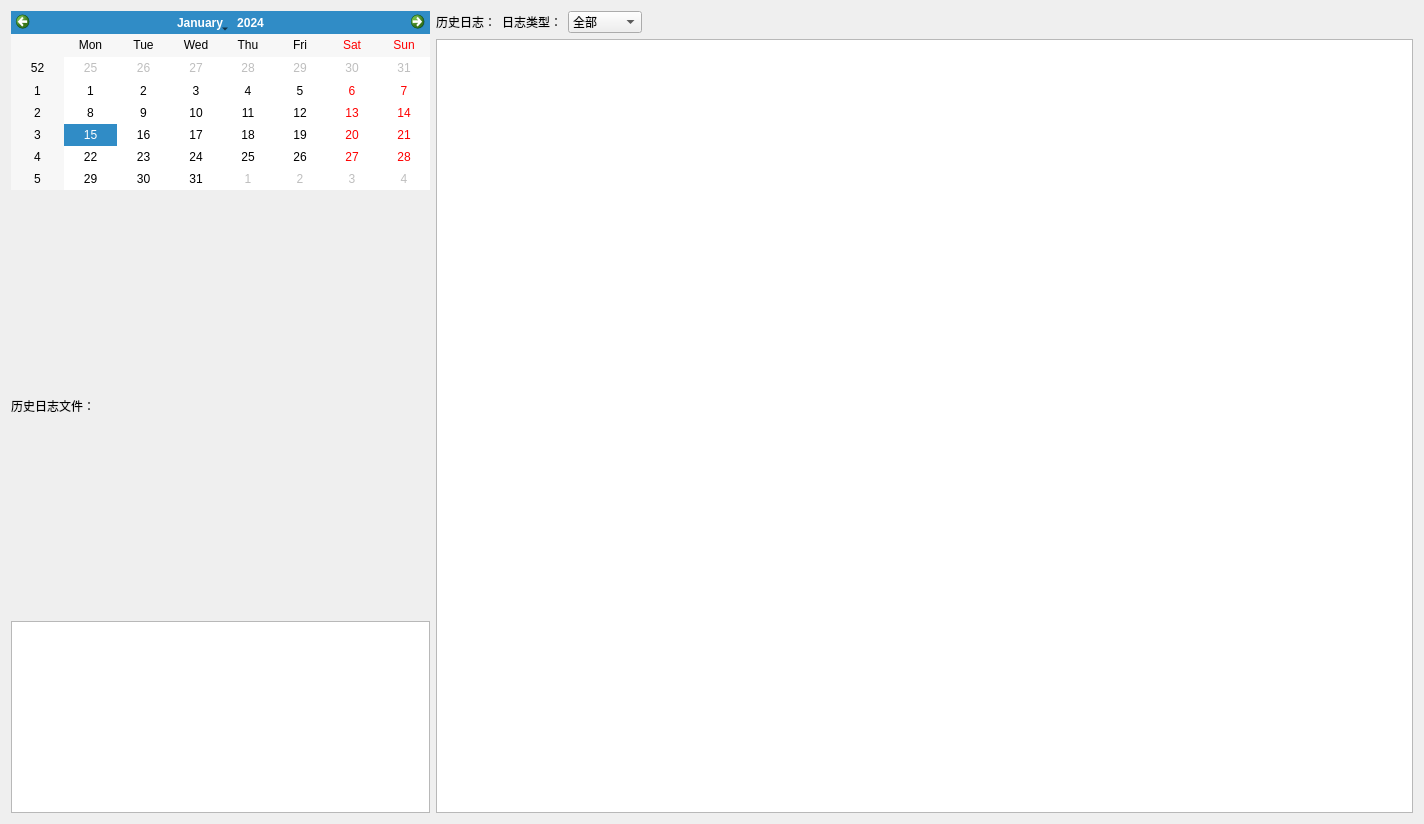
This is LogViewer/log_viewer.ui in SanXiaoXing/PyUtilDemos as Qt 5 draws it before an edit. The edited form follows.
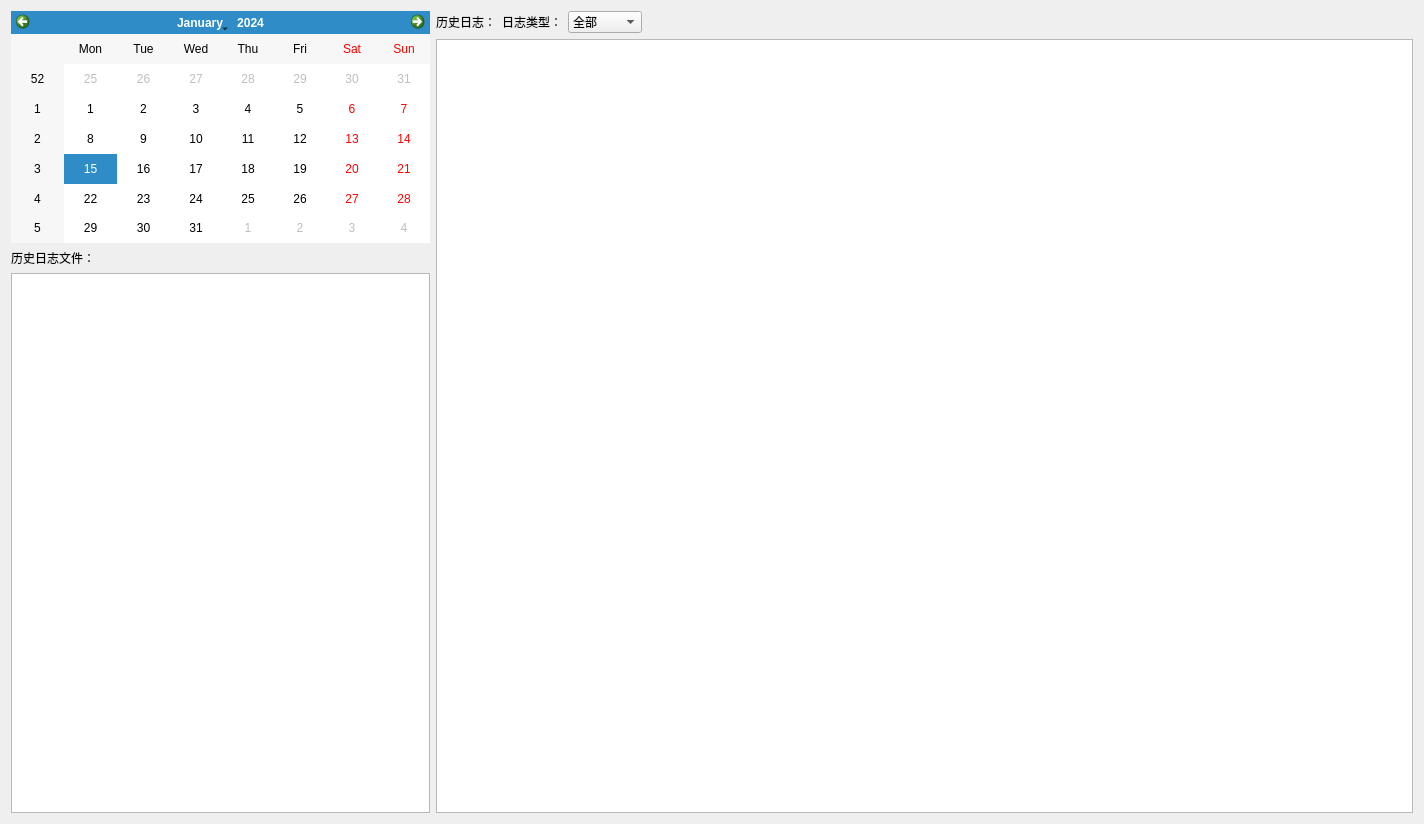
This is the edited form.

Commit message:
refactor(LogViewer): adjust layout stretch and remove unnecessary spacer
- Update verticalLayout stretch configuration in both Python and UI files
- Remove unused horizontalSpacer from the UI
- Ensure consistency between generated Python code and source UI file

What changed in the file:
```diff
--- a/LogViewer/log_viewer.ui
+++ b/LogViewer/log_viewer.ui
@@ -15,7 +15,7 @@
   </property>
   <layout class="QHBoxLayout" name="horizontalLayout" stretch="3,7">
    <item>
-    <layout class="QVBoxLayout" name="verticalLayout" stretch="3,7">
+    <layout class="QVBoxLayout" name="verticalLayout" stretch="3,0,7">
      <item>
       <widget class="QCalendarWidget" name="calendarWidget"/>
      </item>
```
Left out of the diff: 1 changed line with no effect on the pictures. The commit also changes 2 other files.
